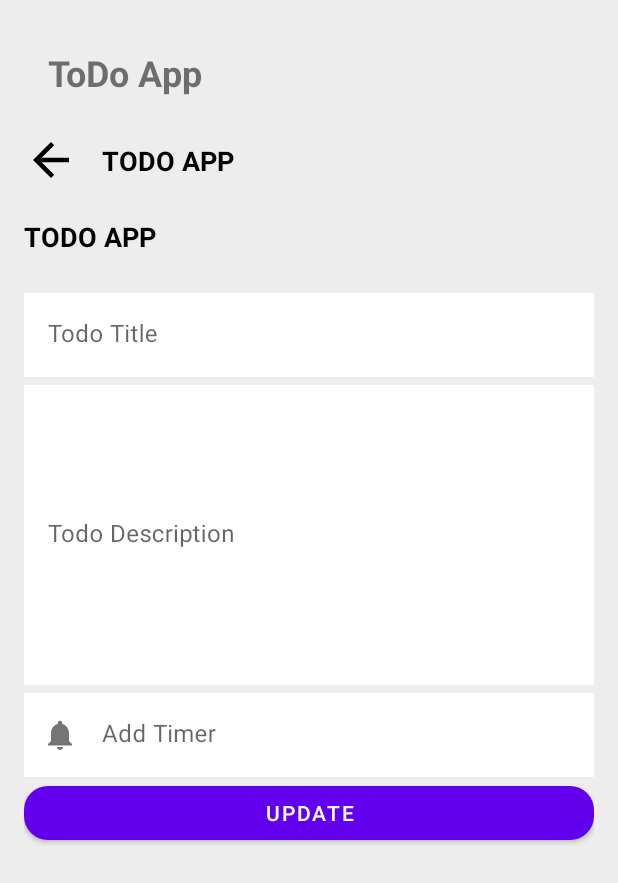
After one commit to samratTBC/Todo-App-Final, an Android app: the fragment TodoDetailFragment placed in its activity, on a phone screen of 412 x 824 dp. The commit adds this screen. Shown: the top 883 px of the screen. Run offline under Robolectric (Android 15) with nearby library versions, the phone set to English and light mode, and no system bars.

Commit message:
Created repository for the todo app

```diff
--- a/app/src/main/java/com/example/todoappfinal/Database/Dao/TodoDao.java
+++ b/app/src/main/java/com/example/todoappfinal/Database/Dao/TodoDao.java
@@ -9,7 +9,7 @@ import androidx.room.OnConflictStrategy;
 import androidx.room.Query;
 import androidx.room.Update;
 
-import com.example.todoappfinal.Entity.Todo;
+import com.example.todoappfinal.Database.Entity.Todo;
 
 import java.util.List;
 
--- a/app/src/main/java/com/example/todoappfinal/Entity/Todo.java
+++ b/app/src/main/java/com/example/todoappfinal/Database/Entity/Todo.java
@@ -1,9 +1,12 @@
-package com.example.todoappfinal.Entity;
+package com.example.todoappfinal.Database.Entity;
 
 
 import androidx.room.ColumnInfo;
 import androidx.room.Entity;
 import androidx.room.PrimaryKey;
+import androidx.room.TypeConverters;
+
+import com.example.todoappfinal.POJO.DateConverter;
 
 import java.util.Date;
 
@@ -13,10 +16,19 @@ public class Todo {
     @PrimaryKey(autoGenerate = true)
     private int todoID;
 
+    @ColumnInfo(name = "todo_title")
     private String todoTitle;
 
     @ColumnInfo(name = "is_complete")
     private Boolean isComplete;
+
+    @TypeConverters(DateConverter.class)
+    @ColumnInfo(name = "todo_date_created")
+    private Date todoDateCreated;
+
+    @ColumnInfo(name = "todo_description")
+    private String todoDesc;
+
 
     public Boolean getComplete() {
         return isComplete;
@@ -26,9 +38,6 @@ public class Todo {
         isComplete = complete;
     }
 
-    private String todoDesc;
-
-    private Date todoDateCreated;
 
     public int getTodoID() {
         return todoID;
--- /dev/null
+++ b/app/src/main/java/com/example/todoappfinal/Database/Repository/TodoRepository.java
@@ -0,0 +1,49 @@
+package com.example.todoappfinal.Database.Repository;
+
+import android.app.Application;
+
+import androidx.lifecycle.LiveData;
+
+import com.example.todoappfinal.Database.Dao.TodoDao;
+import com.example.todoappfinal.Database.Entity.Todo;
+import com.example.todoappfinal.Database.TodoRoomDB;
+
+
+import java.util.List;
+
+public class TodoRepository {
+    public TodoDao todoDao;
+
+    public LiveData<List<Todo>> todoList;
+
+    public TodoRepository(Application application)
+    {
+        TodoRoomDB databaseInstance = TodoRoomDB.getInstance(application);
+        todoDao = databaseInstance.todoDao();
+        todoList=todoDao.getTodos();
+    }
+
+    void insertTodo(Todo todo)
+    {
+        todoDao.insertTodo(todo);
+    }
+
+    void deleteTodo(Todo todo)
+    {
+        todoDao.deleteTodo(todo);
+    }
+
+    void updateTodo(Todo todo)
+    {
+        todoDao.updateTodo(todo);
+    }
+
+
+    void deleteAll()
+    {
+        todoDao.deleteAll();
+    }
+
+
+
+}
--- /dev/null
+++ b/app/src/main/java/com/example/todoappfinal/Fragment/TodoDetailFragment.java
@@ -0,0 +1,71 @@
+package com.example.todoappfinal.Fragment;
+
+import android.os.Bundle;
+
+import androidx.annotation.NonNull;
+import androidx.annotation.Nullable;
+import androidx.appcompat.app.AppCompatActivity;
+import androidx.fragment.app.Fragment;
+
+import android.view.LayoutInflater;
+import android.view.View;
+import android.view.ViewGroup;
+
+import com.example.todoappfinal.R;
+
+/**
+ * A simple {@link Fragment} subclass.
+ * Use the {@link TodoDetailFragment#newInstance} factory method to
+ * create an instance of this fragment.
+ */
+public class TodoDetailFragment extends Fragment {
+
+    // TODO: Rename parameter arguments, choose names that match
+    // the fragment initialization parameters, e.g. ARG_ITEM_NUMBER
+    private static final String ARG_PARAM1 = "param1";
+    private static final String ARG_PARAM2 = "param2";
+
+    // TODO: Rename and change types of parameters
+    private String mParam1;
+    private String mParam2;
+
+    public TodoDetailFragment() {
+        // Required empty public constructor
+    }
+
+    public static TodoDetailFragment newInstance(String param1, String param2) {
+        TodoDetailFragment fragment = new TodoDetailFragment();
+        Bundle args = new Bundle();
+        args.putString(ARG_PARAM1, param1);
+        args.putString(ARG_PARAM2, param2);
+        fragment.setArguments(args);
+        return fragment;
+    }
+
+    public static TodoDetailFragment newInstance() {
+        return new TodoDetailFragment();
+    }
+
+    @Override
+    public void onCreate(Bundle savedInstanceState) {
+        super.onCreate(savedInstanceState);
+        if (getArguments() != null) {
+            mParam1 = getArguments().getString(ARG_PARAM1);
+            mParam2 = getArguments().getString(ARG_PARAM2);
+        }
+    }
+
+    @Override
+    public View onCreateView(LayoutInflater inflater, ViewGroup container,
+                             Bundle savedInstanceState) {
+        // Inflate the layout for this fragment
+        return inflater.inflate(R.layout.fragment_todo_detail, container, false);
+    }
+
+    @Override
+    public void onViewCreated(@NonNull View view, @Nullable Bundle savedInstanceState) {
+        super.onViewCreated(view, savedInstanceState);
+
+        //Extract key
+    }
+}
--- a/app/src/main/java/com/example/todoappfinal/MainActivity.java
+++ b/app/src/main/java/com/example/todoappfinal/MainActivity.java
@@ -6,6 +6,7 @@ import androidx.fragment.app.FragmentManager;
 
 import android.os.Bundle;
 
+import com.example.todoappfinal.Fragment.TodoDetailFragment;
 import com.example.todoappfinal.Fragment.TodoListFragment;
 
 public class MainActivity extends AppCompatActivity {
@@ -17,6 +18,7 @@ public class MainActivity extends AppCompatActivity {
         getSupportActionBar().hide();
         //Performing fragment transaction Via the default fragment manager provided to the activity - getSupportFragmentManager
         getSupportFragmentManager().beginTransaction().add(R.id.fragment_container,TodoListFragment.newInstance()).commit();
+        //getSupportFragmentManager().beginTransaction().add(R.id.fragment_container, TodoDetailFragment.newInstance()).commit();
     }
 
 
--- /dev/null
+++ b/app/src/main/java/com/example/todoappfinal/POJO/DateConverter.java
@@ -0,0 +1,17 @@
+package com.example.todoappfinal.POJO;
+
+import androidx.room.TypeConverter;
+import java.util.Date;
+
+public class DateConverter {
+
+    @TypeConverter
+    public static Date toDate(Long timestamp) {
+        return timestamp == null ? null : new Date(timestamp);
+    }
+
+    @TypeConverter
+    public static Long toTimestamp(Date date) {
+        return date == null ? null : date.getTime();
+    }
+}
--- /dev/null
+++ b/app/src/main/res/drawable/ic_back.xml
@@ -0,0 +1,5 @@
+<vector android:autoMirrored="true" android:height="24dp"
+    android:tint="#000000" android:viewportHeight="24"
+    android:viewportWidth="24" android:width="24dp" xmlns:android="http://schemas.android.com/apk/res/android">
+    <path android:fillColor="@android:color/white" android:pathData="M20,11H7.83l5.59,-5.59L12,4l-8,8 8,8 1.41,-1.41L7.83,13H20v-2z"/>
+</vector>
--- /dev/null
+++ b/app/src/main/res/drawable/ic_notification.xml
@@ -0,0 +1,5 @@
+<vector android:height="24dp" android:tint="#000000"
+    android:viewportHeight="24" android:viewportWidth="24"
+    android:width="24dp" xmlns:android="http://schemas.android.com/apk/res/android">
+    <path android:fillColor="@android:color/white" android:pathData="M12,22c1.1,0 2,-0.9 2,-2h-4c0,1.1 0.89,2 2,2zM18,16v-5c0,-3.07 -1.64,-5.64 -4.5,-6.32L13.5,4c0,-0.83 -0.67,-1.5 -1.5,-1.5s-1.5,0.67 -1.5,1.5v0.68C7.63,5.36 6,7.92 6,11v5l-2,2v1h16v-1l-2,-2z"/>
+</vector>
--- /dev/null
+++ b/app/src/main/res/layout/fragment_todo_detail.xml
@@ -0,0 +1,133 @@
+<?xml version="1.0" encoding="utf-8"?>
+<androidx.constraintlayout.widget.ConstraintLayout xmlns:android="http://schemas.android.com/apk/res/android"
+    xmlns:app="http://schemas.android.com/apk/res-auto"
+    xmlns:tools="http://schemas.android.com/tools"
+    android:layout_width="match_parent"
+    android:layout_height="match_parent"
+    android:background="@color/grey"
+    tools:context=".Fragment.TodoDetailFragment"
+    android:padding="16dp">
+    <!-- TODO: Update blank fragment layout -->
+    <ImageView
+        android:id="@+id/back_btn_img"
+        android:layout_width="36dp"
+        android:layout_height="36dp"
+        android:src="@drawable/ic_back"
+        app:layout_constraintStart_toStartOf="parent"
+        app:layout_constraintTop_toTopOf="parent" />
+
+    <TextView
+        android:id="@+id/main_heading_tv"
+        android:layout_width="wrap_content"
+        android:layout_height="wrap_content"
+        android:text="@string/TODO"
+        android:textSize="18sp"
+        android:textStyle="bold"
+        android:textColor="@color/black"
+        android:layout_marginStart="16dp"
+        app:layout_constraintBottom_toBottomOf="@+id/back_btn_img"
+        app:layout_constraintStart_toEndOf="@+id/back_btn_img"
+        app:layout_constraintTop_toTopOf="@+id/back_btn_img" />
+
+    <TextView
+        android:id="@+id/based_on_click_heading_tv"
+        android:layout_width="wrap_content"
+        android:layout_height="wrap_content"
+        android:text="@string/TODO"
+        android:textSize="18sp"
+        android:textStyle="bold"
+        android:textColor="@color/black"
+        app:layout_constraintBottom_toTopOf="@+id/linearLayout"
+        app:layout_constraintStart_toStartOf="@+id/linearLayout"
+        app:layout_constraintTop_toBottomOf="@+id/main_heading_tv" />
+
+
+    <LinearLayout
+        android:id="@+id/linearLayout"
+        android:layout_width="0dp"
+        android:layout_height="wrap_content"
+        android:orientation="vertical"
+        app:layout_constraintBottom_toBottomOf="parent"
+        app:layout_constraintEnd_toEndOf="parent"
+        app:layout_constraintStart_toStartOf="parent"
+        app:layout_constraintTop_toBottomOf="@+id/main_heading_tv"
+        app:layout_constraintVertical_bias="0.24000001">
+
+        <com.google.android.material.textfield.TextInputLayout
+            android:id="@+id/todo_title_tv"
+            android:layout_width="match_parent"
+            android:layout_height="wrap_content"
+            android:layout_marginBottom="5dp"
+            android:hint="@string/todo_title_tv"
+            app:boxCornerRadiusBottomEnd="10dp"
+            app:boxCornerRadiusBottomStart="10dp"
+            app:boxCornerRadiusTopEnd="10dp"
+            app:boxCornerRadiusTopStart="10dp"
+            app:boxStrokeWidth="0dp">
+
+            <com.google.android.material.textfield.TextInputEditText
+                android:id="@+id/todo_title_et"
+                android:layout_width="match_parent"
+                android:background="@color/white"
+                android:layout_height="wrap_content" />
+
+        </com.google.android.material.textfield.TextInputLayout>
+
+        <com.google.android.material.textfield.TextInputLayout
+            android:id="@+id/todo_desc_tv"
+            android:layout_width="match_parent"
+            android:layout_height="wrap_content"
+            android:hint="@string/todo_desc_tv"
+            app:boxCornerRadiusBottomEnd="10dp"
+            app:boxCornerRadiusBottomStart="10dp"
+            app:boxCornerRadiusTopEnd="10dp"
+            app:boxCornerRadiusTopStart="10dp"
+            android:layout_marginBottom="5dp"
+            app:boxStrokeWidth="0dp">
+
+            <com.google.android.material.textfield.TextInputEditText
+                android:id="@+id/todo_desc_et"
+                android:background="@color/white"
+                android:layout_width="match_parent"
+                android:layout_height="200dp" />
+
+        </com.google.android.material.textfield.TextInputLayout>
+
+        <com.google.android.material.textfield.TextInputLayout
+            android:id="@+id/notification_bell_iv"
+            android:layout_width="match_parent"
+            android:layout_height="wrap_content"
+            android:src="@drawable/ic_notification"
+            app:layout_constraintStart_toStartOf="parent"
+            app:layout_constraintTop_toTopOf="parent"
+            app:boxStrokeWidth="0dp"
+            app:boxCornerRadiusBottomEnd="10dp"
+            app:boxCornerRadiusBottomStart="10dp"
+            app:boxCornerRadiusTopEnd="10dp"
+            app:boxCornerRadiusTopStart="10dp"
+            android:hint="@string/notification_hint"
+            app:startIconDrawable="@drawable/ic_notification">
+
+        <com.google.android.material.textfield.TextInputEditText
+            android:id="@+id/timePicker"
+            android:background="@color/white"
+            android:layout_width="match_parent"
+            android:layout_height="wrap_content" />
+
+
+    </com.google.android.material.textfield.TextInputLayout>
+
+
+        <com.google.android.material.button.MaterialButton
+            android:layout_width="match_parent"
+            android:layout_height="wrap_content"
+            android:id="@+id/todo_detail_btn"
+            android:layout_gravity="center"
+            app:cornerRadius="16dp"
+            android:text="@string/update_todo"
+            />
+
+
+    </LinearLayout>
+
+</androidx.constraintlayout.widget.ConstraintLayout>
--- a/app/src/main/res/values/colors.xml
+++ b/app/src/main/res/values/colors.xml
@@ -11,5 +11,5 @@
     <color name="colorPrimary">@color/purple_500</color>
     <color name="colorPrimaryDark">#FF3F51B5</color>
     <color name="colorAccent">#FFFFFFFF</color>
-    <color name="grey">#DBDBDB</color>
+    <color name="grey">#EDEDED</color>
 </resources>
--- a/app/src/main/res/values/strings.xml
+++ b/app/src/main/res/values/strings.xml
@@ -5,4 +5,12 @@
     <string name="hello_blank_fragment">Hello blank fragment</string>
     <string name="when_no_todo_tv">Empty Todo. Add to Create</string>
     <string name="Completed">Complete</string>
+    <string name="TODO">TODO APP</string>
+    <string name="todo_desc_tv">Todo Description</string>
+    <string name="todo_title_tv">Todo Title</string>
+    <string name="update_todo">Update</string>
+    <string name="new_todo">Add new</string>
+    <string name="notification_hint">Add Timer</string>
+
+
 </resources>
```
Also changed, not shown: app/src/main/java/com/example/todoappfinal/Database/TodoRoomDB.java (renamed from app/src/main/java/com/example/todoappfinal/Database/Dao/TodoRoomDB.java, +3 -4 lines).
